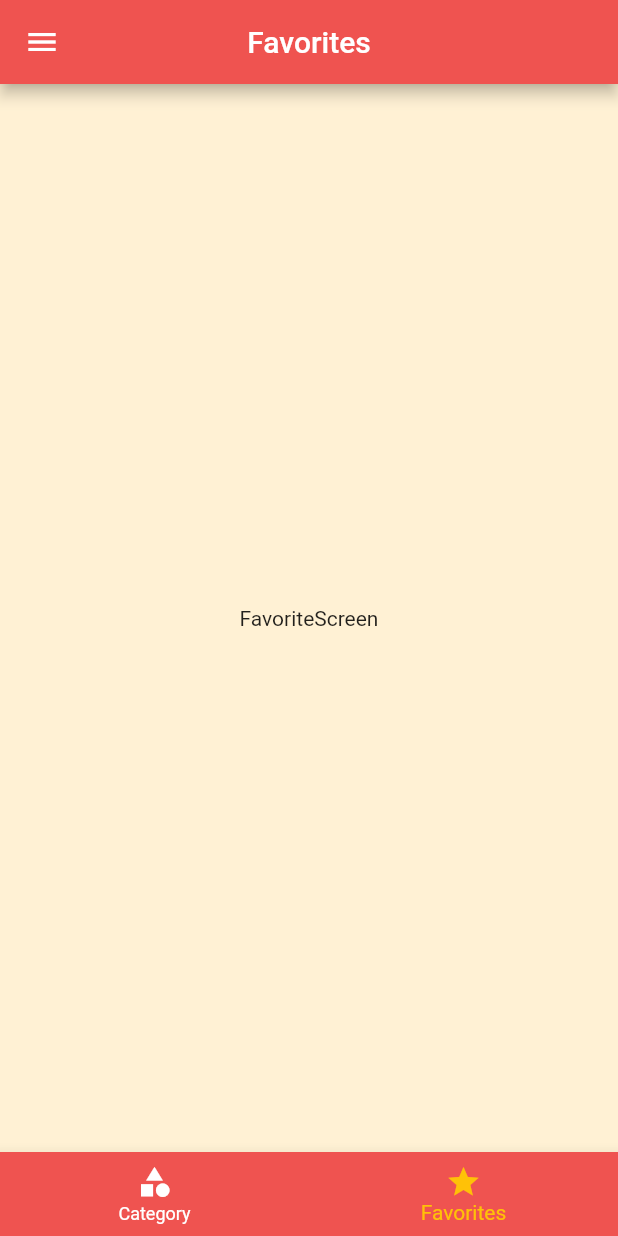
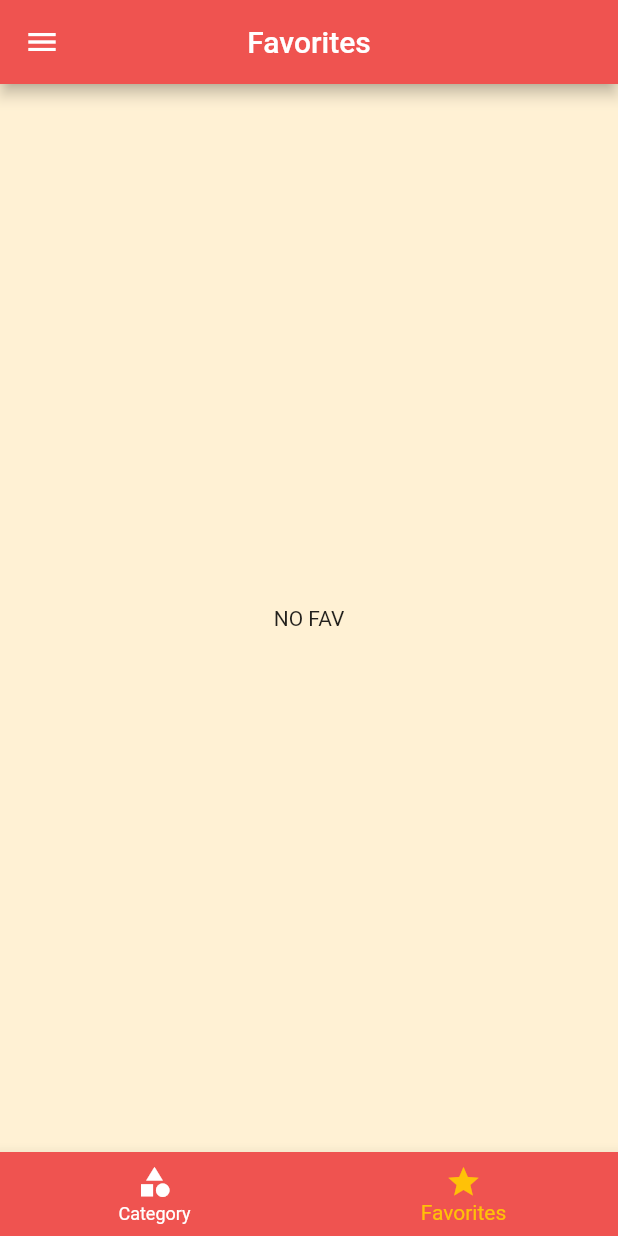
Before and after one commit to lnxdxtf/mealAppFlutter, a Flutter app: the screen it shows after launch, item 2 of the bottom bar chosen, on a phone screen of 412 x 824 dp. Run offline on Flutter 3.47's test engine with Material 2 defaults, Android fonts, the phone set to English and light mode, and no system bars; our stand-ins replace google_fonts.

Commit message:
done app module

```diff
--- a/lib/app.dart
+++ b/lib/app.dart
@@ -24,7 +24,7 @@ class _MealAppState extends State<MealApp> {
   Settings settings = Settings();
   void _filterMeals(Settings settings) {
     setState(() {
-      	this.settings = settings;
+      this.settings = settings;
       _availableMeal = dummyMeals.where((meal) {
         final filterGluten = settings.isGlutenFree && !meal.isGlutenFree;
         final filterLactose = settings.isLactoseFree && !meal.isLactoseFree;
@@ -37,6 +37,18 @@ class _MealAppState extends State<MealApp> {
             !filterLactose;
       }).toList();
     });
+  }
+
+  void _toggleFav(Meal mealFav) {
+    setState(() {
+      _favMeals.contains(mealFav)
+          ? _favMeals.remove(mealFav)
+          : _favMeals.add(mealFav);
+    });
+  }
+
+  bool _isFav(Meal meal) {
+    return _favMeals.contains(meal);
   }
 
   @override
@@ -66,10 +78,10 @@ class _MealAppState extends State<MealApp> {
         appBarTheme: thm1.appBarTheme.copyWith(),
       ),
       routes: {
-        AppRoutes.home: (ctx) => const TabsScreen(),
+        AppRoutes.home: (ctx) => TabsScreen(_favMeals),
         AppRoutes.categoriesMeals: (ctx) =>
             CategoriesMealsScreen(_availableMeal),
-        AppRoutes.mealDetail: (ctx) => const MealDetailScreen(),
+        AppRoutes.mealDetail: (ctx) => MealDetailScreen(_toggleFav, _isFav),
         AppRoutes.settings: (ctx) => SettingsScreen(settings, _filterMeals),
       },
       // onGenerateRoute: (settings) {
--- a/lib/screens/favorite_screen.dart
+++ b/lib/screens/favorite_screen.dart
@@ -1,12 +1,23 @@
 import 'package:flutter/material.dart';
+import 'package:mealapp/components/meal_item.dart';
+import 'package:mealapp/src/models/meal.dart';
 
 class FavoriteScreen extends StatelessWidget {
-  const FavoriteScreen({super.key});
+  final List<Meal> favMeals;
+
+  const FavoriteScreen(this.favMeals, {super.key});
 
   @override
   Widget build(BuildContext context) {
-    return const Center(
-      child: Text('FavoriteScreen'),
-    );
+    if (favMeals.isEmpty) {
+      return const Center(
+        child: Text('NO FAV'),
+      );
+    } else {
+      return ListView.builder(
+        itemCount: favMeals.length,
+        itemBuilder: (ctx, index) => MealItem(favMeals[index]),
+      );
+    }
   }
 }
--- a/lib/screens/tabs_screen.dart
+++ b/lib/screens/tabs_screen.dart
@@ -2,9 +2,12 @@ import 'package:flutter/material.dart';
 import 'package:mealapp/screens/categories_screen.dart';
 import 'package:mealapp/screens/favorite_screen.dart';
 import 'package:mealapp/components/main_drawer.dart';
+import 'package:mealapp/src/models/meal.dart';
 
 class TabsScreen extends StatefulWidget {
-  const TabsScreen({super.key});
+  final List<Meal> favMeals;
+
+  const TabsScreen(this.favMeals, {super.key});
 
   @override
   State<TabsScreen> createState() => _TabsScreenState();
@@ -13,10 +16,16 @@ class TabsScreen extends StatefulWidget {
 class _TabsScreenState extends State<TabsScreen> {
   int _selectedScreenIndex = 0;
 
-  final List<Map<String, Object>> _screens = [
-    {'title': 'Categories', 'screen': const CategoriesScreen()},
-    {'title': 'Favorites', 'screen': const FavoriteScreen()},
-  ];
+  late List<Map<String, Object>> _screens;
+
+  @override
+  void initState() {
+    super.initState();
+    _screens = [
+      {'title': 'Categories', 'screen': const CategoriesScreen()},
+      {'title': 'Favorites', 'screen': FavoriteScreen(widget.favMeals)},
+    ];
+  }
 
   _selectScreen(int index) {
     setState(() {
```
Also changed, not shown: lib/screens/meal_detail_screen.dart (+6 -3 lines).
